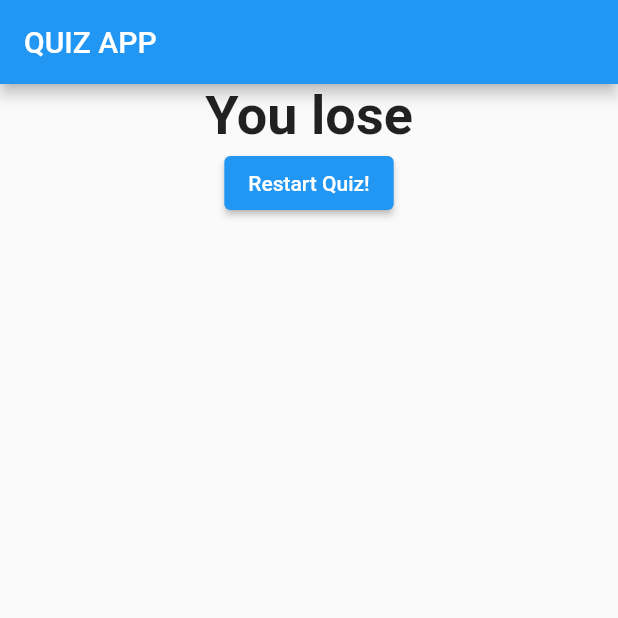
After one commit to loricurreli/QUIZ-APP-Flutter, a Flutter app: the screen it shows after launch, after a tap on "Lorenzo", after a tap on "23", after a tap on "Roma", on a phone screen of 412 x 824 dp, the top half of it. The commit adds this screen. Run offline on Flutter 3.47's test engine with Material 2 defaults, Android fonts, the phone set to English and light mode, and no system bars.

Commit message:
complete app

```diff
--- a/lib/main.dart
+++ b/lib/main.dart
@@ -1,6 +1,6 @@
 import 'package:flutter/material.dart';
-import './question.dart';
-import './answer.dart';
+import 'package:my_app/quiz.dart';
+import 'package:my_app/result.dart';
 void  main() => runApp(MyApp());
 
 class MyApp extends StatefulWidget {
@@ -13,39 +13,58 @@ class MyApp extends StatefulWidget {
 
 class _MyAppState extends State<MyApp>{
   var _questionIndex = 0;
-  void _handleClick(){
+  var _totalScore = 0;
+  void _handleClick(int score){
+    this._totalScore+=score;
     setState(() {
-      if(_questionIndex<questions.length-1){
-      _questionIndex++;}
-      else{
-        _questionIndex=_questionIndex;
-      }
+      _questionIndex++;
     });
 
   }
-  final questions = const[
+  void _resetQuiz(){
+    setState(() {
+      _totalScore=0;
+      _questionIndex=0;
+    });
+
+  }
+  final _questions = const[
     {
       'questionText': 'What\'s my name?',
-      'answers': ['Lorenzo','Marco','Alberto']
+      'answers': [
+        {'text': 'Lorenzo', 'score': 1},
+        {'text': 'Marco', 'score': 0},
+        {'text': 'Alberto', 'score': 0}
+      ]
     },
     {
       'questionText': 'What\'s my age?',
-      'answers': ['22','23','24']
+      'answers': [
+        {'text': '22', 'score': 0},
+        {'text': '23', 'score': 1},
+        {'text': '32', 'score': 0}
+      ]
     },
     {
       'questionText': 'Where I am from?',
-      'answers': ['Sardara','Cagliari','Roma']
+      'answers': [
+        {'text': 'Sardara', 'score': 1},
+        {'text': 'Cagliari', 'score': 0},
+        {'text': 'Roma', 'score': 0}
+      ]
     }];
   @override
   Widget build(BuildContext context){
-   return MaterialApp(home: Scaffold(
-    appBar: AppBar(title: Text('QUIZ APP')),
-    body: Column(children: [
-      Question(questions[_questionIndex]['questionText']),
-      ...(questions[_questionIndex]['answers'] as List<String>).map((answer) {
-        return Answer(_handleClick, answer);
-      }).toList()
-      ],),
+   return MaterialApp(
+    home: Scaffold(
+      appBar: AppBar(title: Text('QUIZ APP')),
+      body: _questionIndex < _questions.length ?
+        Quiz(
+          questions: _questions,
+          handleClick: _handleClick,
+          questionIndex: _questionIndex
+        ) :
+        Result(this._totalScore,this._resetQuiz)
     )
     );
   }
--- /dev/null
+++ b/lib/quiz.dart
@@ -0,0 +1,26 @@
+import 'package:flutter/material.dart';
+import './question.dart';
+import './answer.dart';
+class Quiz extends StatelessWidget {
+
+  final List<Map<String, Object>> questions;
+  final Function handleClick;
+  final int questionIndex;
+
+  Quiz({
+    @required this.questions,
+    @required this.handleClick,
+    @required this.questionIndex
+    });
+
+  @override
+  Widget build(BuildContext context) {
+    return Column(children: [
+        Question(questions[questionIndex]['questionText']),
+        ...(questions[questionIndex]['answers'] as List<Map<String,Object>>).map((answer) {
+        return Answer(() => handleClick(answer['score']), answer['text']);
+      }).toList()
+      ],);
+
+  }
+}
--- /dev/null
+++ b/lib/result.dart
@@ -0,0 +1,37 @@
+import 'package:flutter/material.dart';
+
+class Result extends StatelessWidget {
+  final int resultScore;
+  final Function restart;
+
+  Result(this.resultScore,this.restart);
+
+  String get resultPhrase {
+    var resultText;
+    if(resultScore==3){
+      resultText="You won";
+    }
+    else{
+       resultText="You lose";
+    }
+    return resultText;;
+  }
+   @override
+  Widget build(BuildContext context) {
+    return Center(
+        child: Column(
+          children: <Widget> [
+            Text(
+             resultPhrase,
+             style:
+              TextStyle(
+               fontSize: 36,
+               fontWeight: FontWeight.bold)
+               ,),
+            ElevatedButton(
+              child: Text("Restart Quiz!"),
+              onPressed: restart )
+            ]
+      ));
+  }
+}
```
